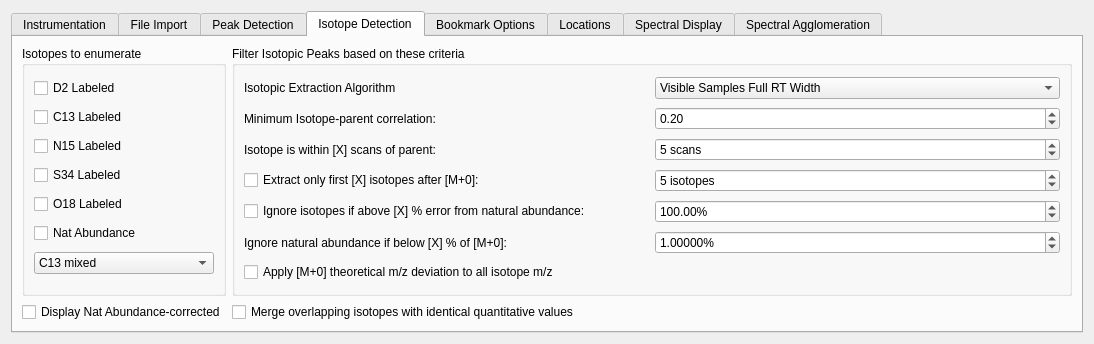
Qt form src/maven/forms/settingsform.ui (eugenemel/maven) before a commit.
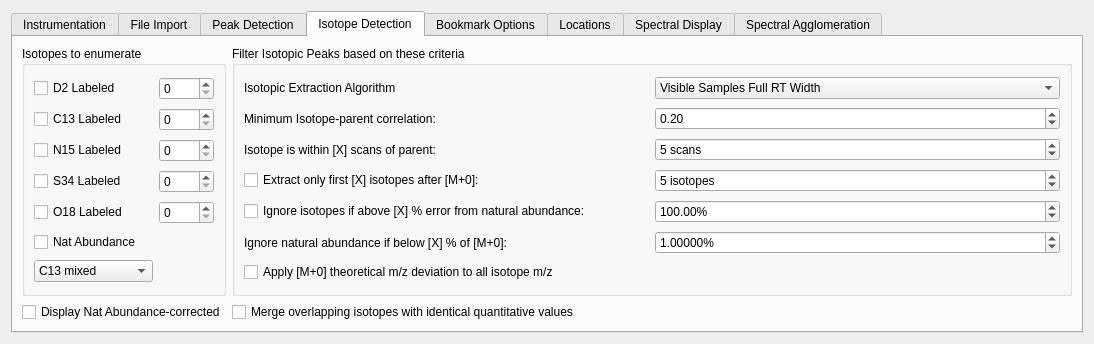
The same form after that commit. The open tabs and pages were chosen to show the change. Icons and pictures are not drawn.

Commit message: Issue 820: Added nonfunctional widgets for max isotopes per atom boxes.

```diff
--- a/src/maven/forms/settingsform.ui
+++ b/src/maven/forms/settingsform.ui
@@ -851,10 +851,10 @@
           <bool>false</bool>
          </property>
          <layout class="QGridLayout" name="gridLayout_3">
-          <item row="2" column="0">
-           <widget class="QCheckBox" name="N15Labeled">
+          <item row="8" column="0">
+           <widget class="QCheckBox" name="NatAbundanceLabeled">
             <property name="text">
-             <string>N15 Labeled</string>
+             <string>Nat Abundance</string>
             </property>
            </widget>
           </item>
@@ -868,35 +868,35 @@
             </property>
            </widget>
           </item>
-          <item row="5" column="0">
-           <widget class="QCheckBox" name="NatAbundanceLabeled">
-            <property name="text">
-             <string>Nat Abundance</string>
-            </property>
-           </widget>
-          </item>
-          <item row="3" column="0">
-           <widget class="QCheckBox" name="S34Labeled">
-            <property name="text">
-             <string>S34 Labeled</string>
-            </property>
-           </widget>
-          </item>
-          <item row="1" column="0">
+          <item row="4" column="0">
            <widget class="QCheckBox" name="C13Labeled">
             <property name="text">
              <string>C13 Labeled </string>
             </property>
            </widget>
           </item>
-          <item row="4" column="0">
+          <item row="5" column="0">
+           <widget class="QCheckBox" name="N15Labeled">
+            <property name="text">
+             <string>N15 Labeled</string>
+            </property>
+           </widget>
+          </item>
+          <item row="6" column="0">
+           <widget class="QCheckBox" name="S34Labeled">
+            <property name="text">
+             <string>S34 Labeled</string>
+            </property>
+           </widget>
+          </item>
+          <item row="7" column="0">
            <widget class="QCheckBox" name="O18Labeled">
             <property name="text">
              <string>O18 Labeled</string>
             </property>
            </widget>
           </item>
-          <item row="6" column="0">
+          <item row="9" column="0">
            <widget class="QComboBox" name="cmbRetentionPolicy">
             <item>
              <property name="text">
@@ -920,6 +920,21 @@
             </item>
            </widget>
           </item>
+          <item row="0" column="1">
+           <widget class="QSpinBox" name="spnD2Max"/>
+          </item>
+          <item row="4" column="1">
+           <widget class="QSpinBox" name="spnC13Max"/>
+          </item>
+          <item row="5" column="1">
+           <widget class="QSpinBox" name="spnN15Max"/>
+          </item>
+          <item row="6" column="1">
+           <widget class="QSpinBox" name="spnS34Max"/>
+          </item>
+          <item row="7" column="1">
+           <widget class="QSpinBox" name="spnO18Max"/>
+          </item>
          </layout>
         </widget>
        </item>
```
Left out of the diff: 14 changed lines with no effect on the pictures.
